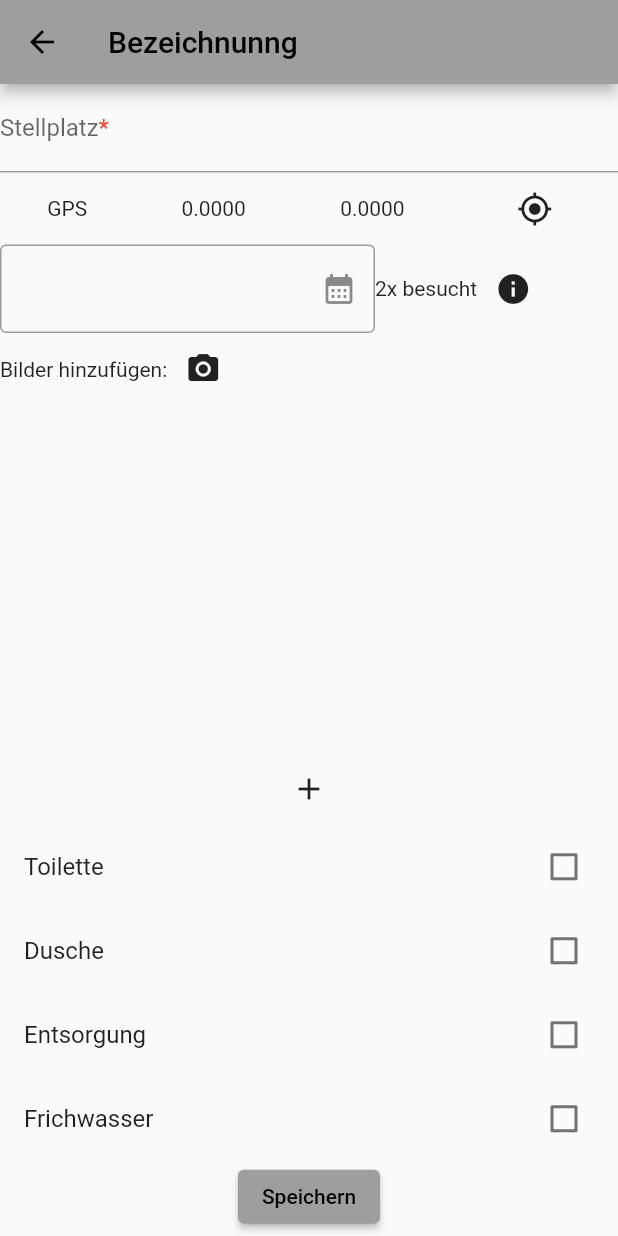
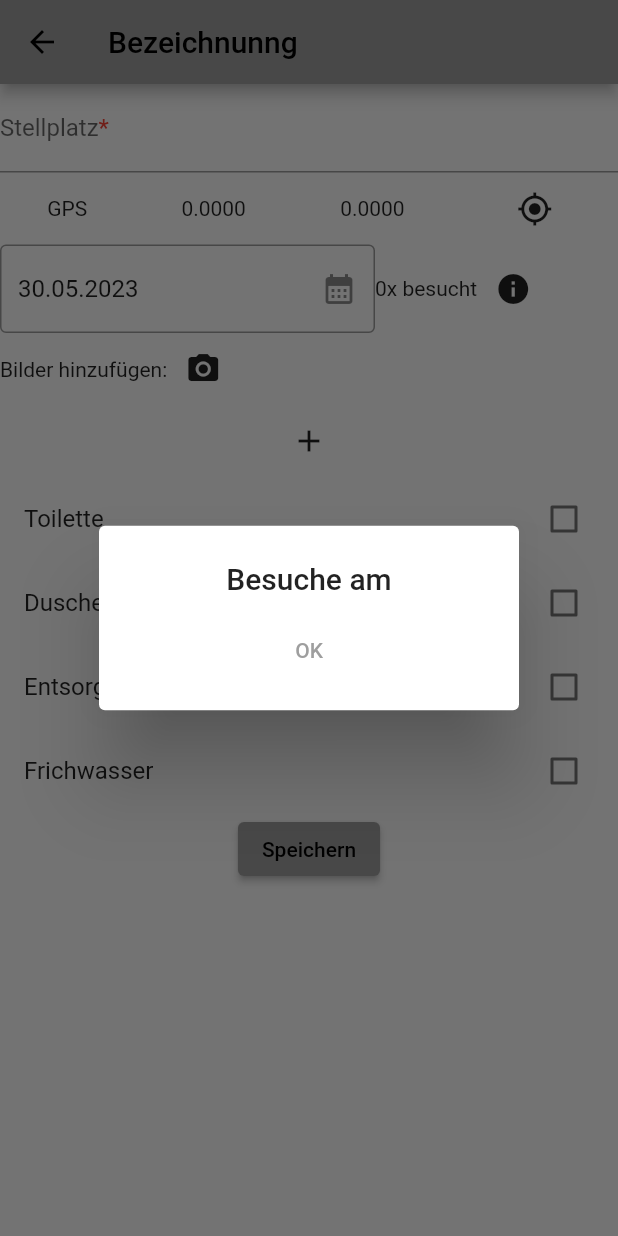
Before and after one commit to phongngy/womoapp, a Flutter app: the Stellplatz screen opened directly, after a tap on the "info" icon, on a phone screen of 412 x 824 dp. Run offline on Flutter 3.47's test engine with Material 2 defaults, Android fonts, the phone set to English and light mode, and no system bars; drawn by our look-alikes of carousel_slider; our stand-ins replace geolocator, get_it, image_picker.

Commit message:
Datepicker Feature implementiert

```diff
--- a/lib/Screen/homepage.dart
+++ b/lib/Screen/homepage.dart
@@ -19,7 +19,10 @@ class _HomePageState extends State<HomePage> {
             RichText(
               text: const TextSpan(
                 text: "WoMo",
-                style: TextStyle(fontWeight: FontWeight.bold, fontSize: 40),
+                style: TextStyle(
+                    fontWeight: FontWeight.bold,
+                    fontSize: 40,
+                    color: Colors.black),
               ),
             ),
             const SizedBox(
--- a/lib/Screen/stellplatz.dart
+++ b/lib/Screen/stellplatz.dart
@@ -7,6 +7,7 @@ import 'package:womoapp/Widget/grundausstattung.dart';
 import 'package:womoapp/Widget/textlabel.dart';
 import 'package:carousel_slider/carousel_slider.dart';
 import 'package:womoapp/injector.dart';
+import 'package:intl/intl.dart';
 
 class Stellplatz extends StatefulWidget {
   Stellplatz({super.key});
@@ -24,13 +25,22 @@ class _StellplatzState extends State<Stellplatz> {
   //to Show Image on Screen
   List imgpathlist = [];
 
+  final _dateformatter = DateFormat('dd.MM.yyy');
+  late var _selectedDate;
+  List<String> _besuche = [];
+  final _datumCtrl = TextEditingController();
+
   @override
   initState() {
+    _selectedDate = _dateformatter.format(DateTime.now());
+    _datumCtrl.text = _dateformatter.format(DateTime.now());
+
     super.initState();
   }
 
   @override
   void dispose() {
+    _datumCtrl.dispose();
     super.dispose();
   }
 
@@ -68,6 +78,7 @@ class _StellplatzState extends State<Stellplatz> {
                     SizedBox(
                       width: 250,
                       child: TextFormField(
+                        controller: _datumCtrl,
                         decoration: InputDecoration(
                           border: OutlineInputBorder(),
                           suffixIcon: Align(
@@ -75,14 +86,55 @@ class _StellplatzState extends State<Stellplatz> {
                             heightFactor: 1.0,
                             child: IconButton(
                               icon: const Icon(Icons.calendar_month),
-                              onPressed: () {},
+                              onPressed: () {
+                                _selectDate(context);
+                              },
                             ),
                           ),
                         ),
                       ),
                     ),
-                    const Text("2x besucht"),
-                    IconButton(onPressed: () {}, icon: const Icon(Icons.info)),
+                    Text("${_besuche.length}x besucht"),
+                    IconButton(
+                        onPressed: () {
+                          showDialog(
+                              barrierDismissible: true,
+                              context: context,
+                              builder: (BuildContext context) {
+                                return SimpleDialog(
+                                  title:
+                                      const Center(child: Text("Besuche am")),
+                                  children: [
+                                    SingleChildScrollView(
+                                      child: Column(children: [
+                                        for (int i = 0;
+                                            i < _besuche.length;
+                                            i++)
+                                          Card(
+                                            child: Row(children: [
+                                              Text(_besuche[i]),
+                                              IconButton(
+                                                  onPressed: () {
+                                                    setState(() {
+                                                      _besuche.removeAt(i);
+                                                      Navigator.pop(context);
+                                                    });
+                                                  },
+                                                  icon:
+                                                      const Icon(Icons.delete))
+                                            ]),
+                                          ),
+                                        TextButton(
+                                            onPressed: () =>
+                                                Navigator.pop(context),
+                                            child: const Text("OK"))
+                                      ]),
+                                    )
+                                  ],
+                                );
+                              });
+                        },
+                        icon: const Icon(Icons.info)),
                   ],
                 ),
                 Row(
@@ -105,13 +157,32 @@ class _StellplatzState extends State<Stellplatz> {
                         icon: const Icon(Icons.camera_alt)),
                   ],
                 ),
-                CarouselSlider(
-                    items: imgpathlist.map((e) => Image.file(File(e))).toList(),
-                    options: CarouselOptions()),
+                if (imglist.isNotEmpty)
+                  CarouselSlider(
+                      items:
+                          imgpathlist.map((e) => Image.file(File(e))).toList(),
+                      options: CarouselOptions()),
                 Grundausstatung(),
                 ElevatedButton(
                     onPressed: () {}, child: const Text("Speichern")),
               ])),
         ));
   }
+
+  Future<void> _selectDate(BuildContext context) async {
+    final DateTime? picked = await showDatePicker(
+        context: context,
+        initialDate: DateTime.now(),
+        firstDate: DateTime(2015, 8),
+        lastDate: DateTime(2101));
+    if (picked != null) {
+      _besuche.add(_dateformatter.format(picked));
+      setState(() {
+        _datumCtrl.text = _dateformatter.format(picked);
+        ScaffoldMessenger.of(context).showSnackBar(SnackBar(
+          content: Text("${_datumCtrl.text} wurde hinzugefuegt"),
+        ));
+      });
+    }
+  }
 }
--- a/pubspec.yaml
+++ b/pubspec.yaml
@@ -40,6 +40,7 @@ dependencies:
   # Use with the CupertinoIcons class for iOS style icons.
   cupertino_icons: ^1.0.2
   get_it: ^7.6.0
+  intl: ^0.18.1
 
 dev_dependencies:
   flutter_test:
```
Also changed, not shown: pubspec.lock.
